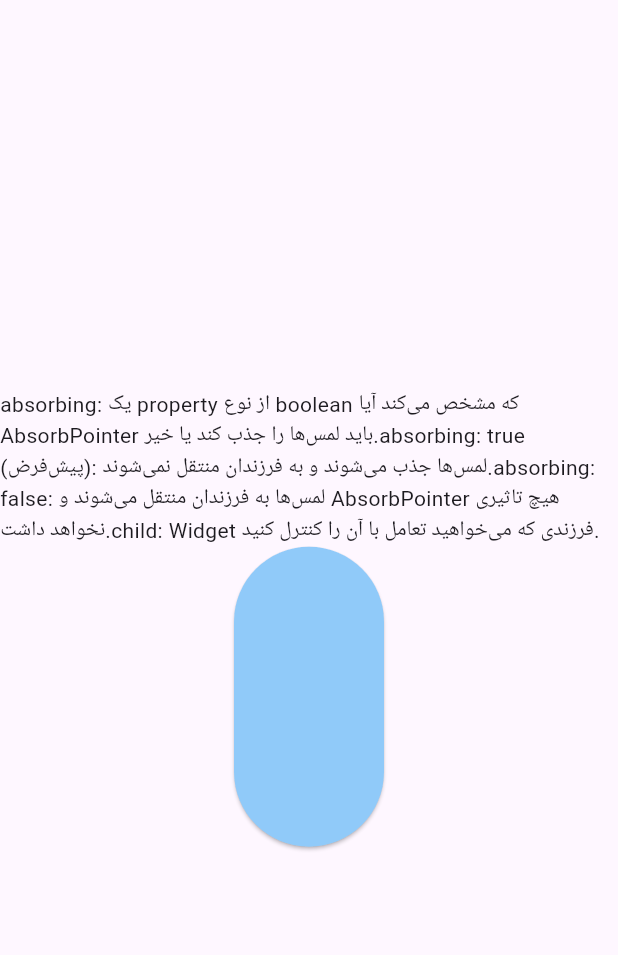
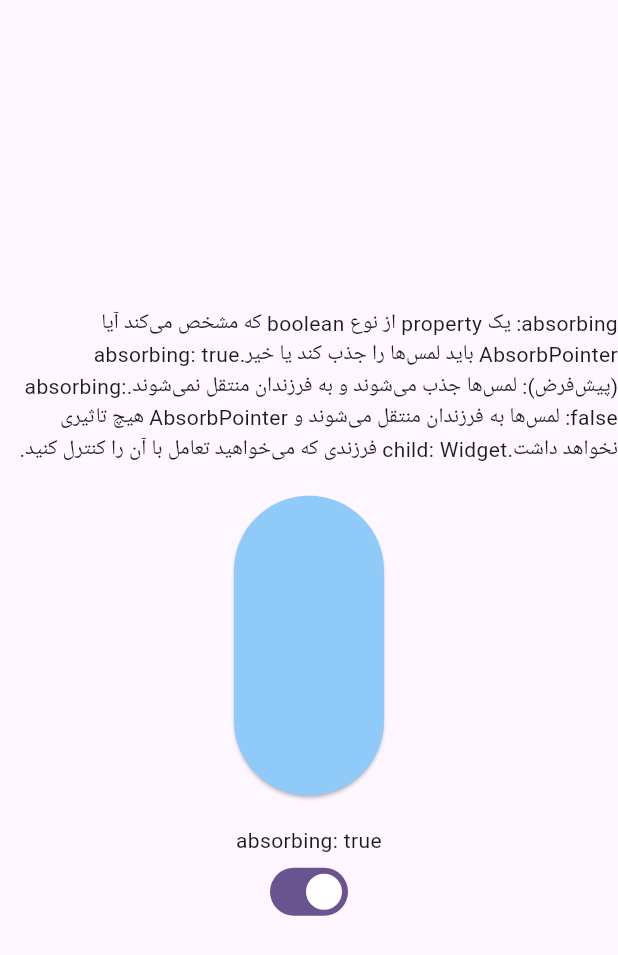
Before and after one commit to mes71/flutter_widget_catalog, a Flutter app: the AbsorbPointerPage screen opened by its route, on a phone screen of 412 x 824 dp. Shown: the top 955 px of the screen. Run offline on Flutter 3.47's test engine with Material 3 defaults, Android fonts, the phone set to English and light mode, and no system bars.

Commit message:
fix : description in AbsorbPointerPage

```diff
--- a/lib/presentations/pages/accessibility/absorbPointer/absorb_pointer_page.dart
+++ b/lib/presentations/pages/accessibility/absorbPointer/absorb_pointer_page.dart
@@ -1,4 +1,5 @@
 import 'package:flutter/material.dart';
+import 'package:flutter_widget_catalog/presentations/widgets/fa_text.dart';
 
 class AbsorbPointerPage extends StatefulWidget {
   const AbsorbPointerPage({super.key});
@@ -10,6 +11,8 @@ class AbsorbPointerPage extends StatefulWidget {
 }
 
 class _AbsorbPointerPageState extends State<AbsorbPointerPage> {
+  bool _absorbing = true;
+
   @override
   Widget build(BuildContext context) {
     return Scaffold(
@@ -17,13 +20,15 @@ class _AbsorbPointerPageState extends State<AbsorbPointerPage> {
         child: Column(
           mainAxisAlignment: MainAxisAlignment.center,
           children: [
-            Text(
-                'absorbing: یک property از نوع boolean که مشخص می‌کند آیا AbsorbPointer باید لمس‌ها را جذب کند یا خیر.absorbing: true (پیش‌فرض): لمس‌ها جذب می‌شوند و به فرزندان منتقل نمی‌شوند.absorbing: false: لمس‌ها به فرزندان منتقل می‌شوند و AbsorbPointer هیچ تاثیری نخواهد داشت.child: Widget فرزندی که می‌خواهید تعامل با آن را کنترل کنید.'),
+            FaText(
+                text:
+                    'absorbing: یک property از نوع boolean که مشخص می‌کند آیا AbsorbPointer باید لمس‌ها را جذب کند یا خیر.absorbing: true (پیش‌فرض): لمس‌ها جذب می‌شوند و به فرزندان منتقل نمی‌شوند.absorbing: false: لمس‌ها به فرزندان منتقل می‌شوند و AbsorbPointer هیچ تاثیری نخواهد داشت.child: Widget فرزندی که می‌خواهید تعامل با آن را کنترل کنید.'),
+            const SizedBox(height: 20.0),
             SizedBox(
               width: 100.0,
               height: 200.0,
               child: AbsorbPointer(
-                absorbing: true,
+                absorbing: _absorbing,
                 child: ElevatedButton(
                   style: ElevatedButton.styleFrom(
                     backgroundColor: Colors.blue.shade200,
@@ -35,6 +40,15 @@ class _AbsorbPointerPageState extends State<AbsorbPointerPage> {
                 ),
               ),
             ),
+            const SizedBox(height: 20.0),
+            FaText(text: 'absorbing: $_absorbing'),
+            Switch(
+                value: _absorbing,
+                onChanged: (value) {
+                  setState(() {
+                    _absorbing = value;
+                  });
+                }),
           ],
         ),
       ),
--- /dev/null
+++ b/lib/presentations/widgets/fa_text.dart
@@ -0,0 +1,15 @@
+import 'package:flutter/material.dart';
+
+class FaText extends StatelessWidget {
+  const FaText({super.key, required this.text});
+
+  final String text;
+
+  @override
+  Widget build(BuildContext context) {
+    return Text(
+      text,
+      textDirection: TextDirection.rtl,
+    );
+  }
+}
```
